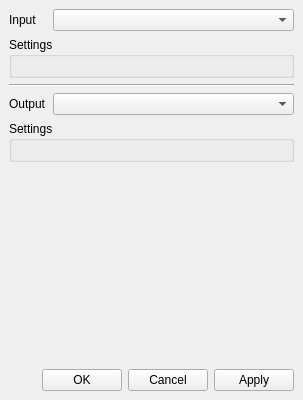
The window that src/ui/QPreferencesWindow.ui (pixsper/cue-tx) describes before a commit, drawn with Qt 5.
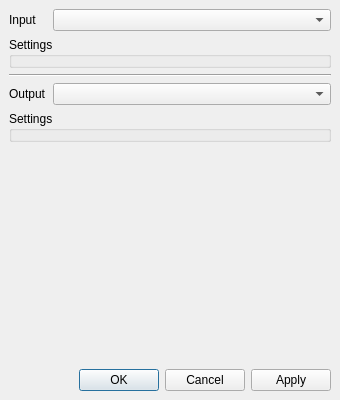
The same window after the commit. Icons and pictures are not drawn.

What changed in the file:
```diff
--- a/src/ui/QPreferencesWindow.ui
+++ b/src/ui/QPreferencesWindow.ui
@@ -9,7 +9,7 @@
    <rect>
     <x>0</x>
     <y>0</y>
-    <width>303</width>
+    <width>340</width>
     <height>400</height>
    </rect>
   </property>
@@ -33,15 +33,61 @@
       <property name="title">
        <string>Settings</string>
       </property>
-      <layout class="QVBoxLayout" name="verticalLayout"/>
+      <layout class="QVBoxLayout" name="verticalLayout">
+       <property name="leftMargin">
+        <number>0</number>
+       </property>
+       <property name="topMargin">
+        <number>0</number>
+       </property>
+       <property name="rightMargin">
+        <number>0</number>
+       </property>
+       <property name="bottomMargin">
+        <number>0</number>
+       </property>
+      </layout>
      </widget>
     </item>
+    <item row="12" column="0" colspan="2">
+     <widget class="QDialogButtonBox" name="buttonBox">
+      <property name="standardButtons">
+       <set>QDialogButtonBox::Apply|QDialogButtonBox::Cancel|QDialogButtonBox::Ok</set>
+      </property>
+     </widget>
+    </item>
+    <item row="5" column="1">
+     <widget class="QComboBox" name="comboBoxOutput">
+      <property name="sizePolicy">
+       <sizepolicy hsizetype="Expanding" vsizetype="Fixed">
+        <horstretch>0</horstretch>
+        <verstretch>0</verstretch>
+       </sizepolicy>
+      </property>
+     </widget>
+    </item>
+    <item row="0" column="1">
+     <widget class="QComboBox" name="comboBoxInput"/>
+    </item>
     <item row="3" column="0" colspan="2">
      <widget class="QGroupBox" name="groupBoxInputSettings">
       <property name="title">
        <string>Settings</string>
       </property>
-      <layout class="QHBoxLayout" name="horizontalLayout"/>
+      <layout class="QVBoxLayout" name="verticalLayout_2">
+       <property name="leftMargin">
+        <number>0</number>
+       </property>
+       <property name="topMargin">
+        <number>0</number>
+       </property>
+       <property name="rightMargin">
+        <number>0</number>
+       </property>
+       <property name="bottomMargin">
+        <number>0</number>
+       </property>
+      </layout>
      </widget>
     </item>
     <item row="0" column="0">
@@ -57,60 +103,19 @@
       </property>
      </widget>
     </item>
-    <item row="5" column="0">
-     <widget class="QLabel" name="labelOutput">
-      <property name="minimumSize">
-       <size>
-        <width>38</width>
-        <height>0</height>
-       </size>
+    <item row="4" column="0" colspan="2">
+     <widget class="Line" name="line">
+      <property name="sizePolicy">
+       <sizepolicy hsizetype="Expanding" vsizetype="Fixed">
+        <horstretch>0</horstretch>
+        <verstretch>0</verstretch>
+       </sizepolicy>
       </property>
-      <property name="text">
-       <string>Output</string>
+      <property name="orientation">
+       <enum>Qt::Horizontal</enum>
       </property>
      </widget>
     </item>
-    <item row="11" column="0" colspan="2">
-     <layout class="QHBoxLayout" name="horizontalLayoutButtons">
-      <property name="topMargin">
-       <number>10</number>
-      </property>
-      <item>
-       <spacer name="horizontalSpacerButtons">
-        <property name="orientation">
-         <enum>Qt::Horizontal</enum>
-        </property>
-        <property name="sizeHint" stdset="0">
-         <size>
-          <width>40</width>
-          <height>20</height>
-         </size>
-        </property>
-       </spacer>
-      </item>
-      <item>
-       <widget class="QPushButton" name="pushButtonOk">
-        <property name="text">
-         <string>OK</string>
-        </property>
-       </widget>
-      </item>
-      <item>
-       <widget class="QPushButton" name="pushButtonCancel">
-        <property name="text">
-         <string>Cancel</string>
-        </property>
-       </widget>
-      </item>
-      <item>
-       <widget class="QPushButton" name="pushButtonApply">
-        <property name="text">
-         <string>Apply</string>
-        </property>
-       </widget>
-      </item>
-     </layout>
-    </item>
     <item row="10" column="0" colspan="2">
      <spacer name="verticalSpacer">
       <property name="orientation">
@@ -124,29 +129,16 @@
       </property>
      </spacer>
     </item>
-    <item row="0" column="1">
-     <widget class="QComboBox" name="comboBoxInput"/>
-    </item>
-    <item row="5" column="1">
-     <widget class="QComboBox" name="comboBoxOutput">
-      <property name="sizePolicy">
-       <sizepolicy hsizetype="Expanding" vsizetype="Fixed">
-        <horstretch>0</horstretch>
-        <verstretch>0</verstretch>
-       </sizepolicy>
+    <item row="5" column="0">
+     <widget class="QLabel" name="labelOutput">
+      <property name="minimumSize">
+       <size>
+        <width>38</width>
+        <height>0</height>
+       </size>
       </property>
-     </widget>
-    </item>
-    <item row="4" column="0" colspan="2">
-     <widget class="Line" name="line">
-      <property name="sizePolicy">
-       <sizepolicy hsizetype="Expanding" vsizetype="Fixed">
-        <horstretch>0</horstretch>
-        <verstretch>0</verstretch>
-       </sizepolicy>
-      </property>
-      <property name="orientation">
-       <enum>Qt::Horizontal</enum>
+      <property name="text">
+       <string>Output</string>
       </property>
      </widget>
     </item>
```
